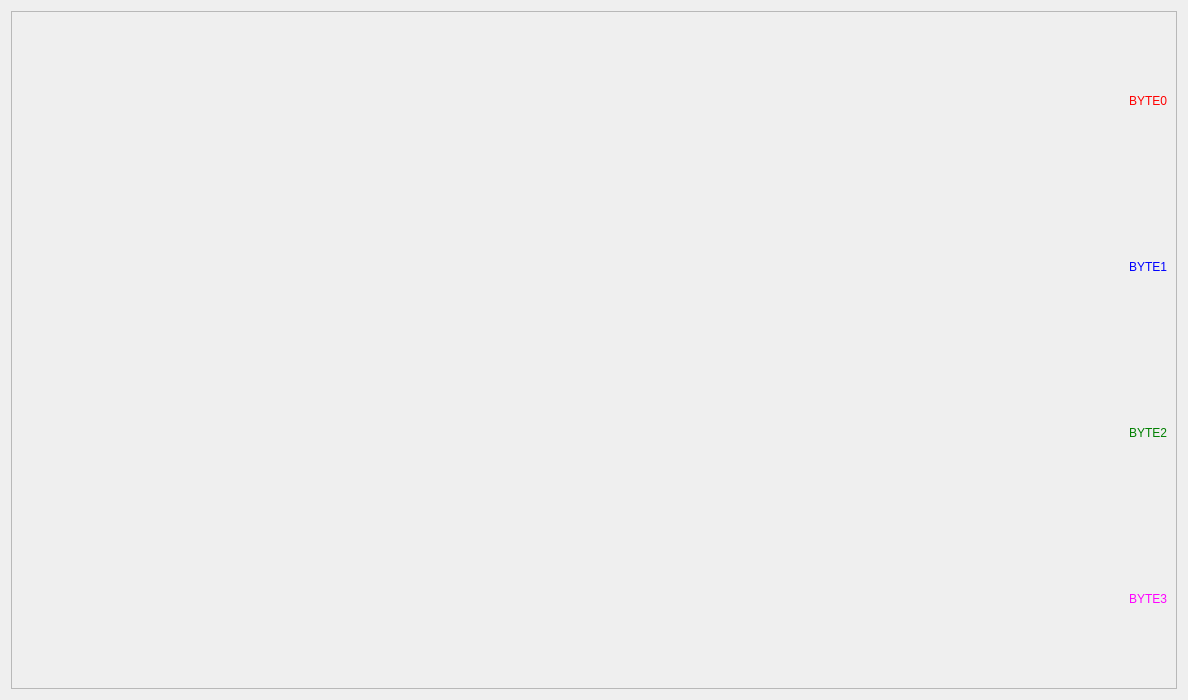
The window that resource/WaveformAnalysis.ui (gaolihu/CyFx3Kit) describes before a commit, drawn with Qt 5.
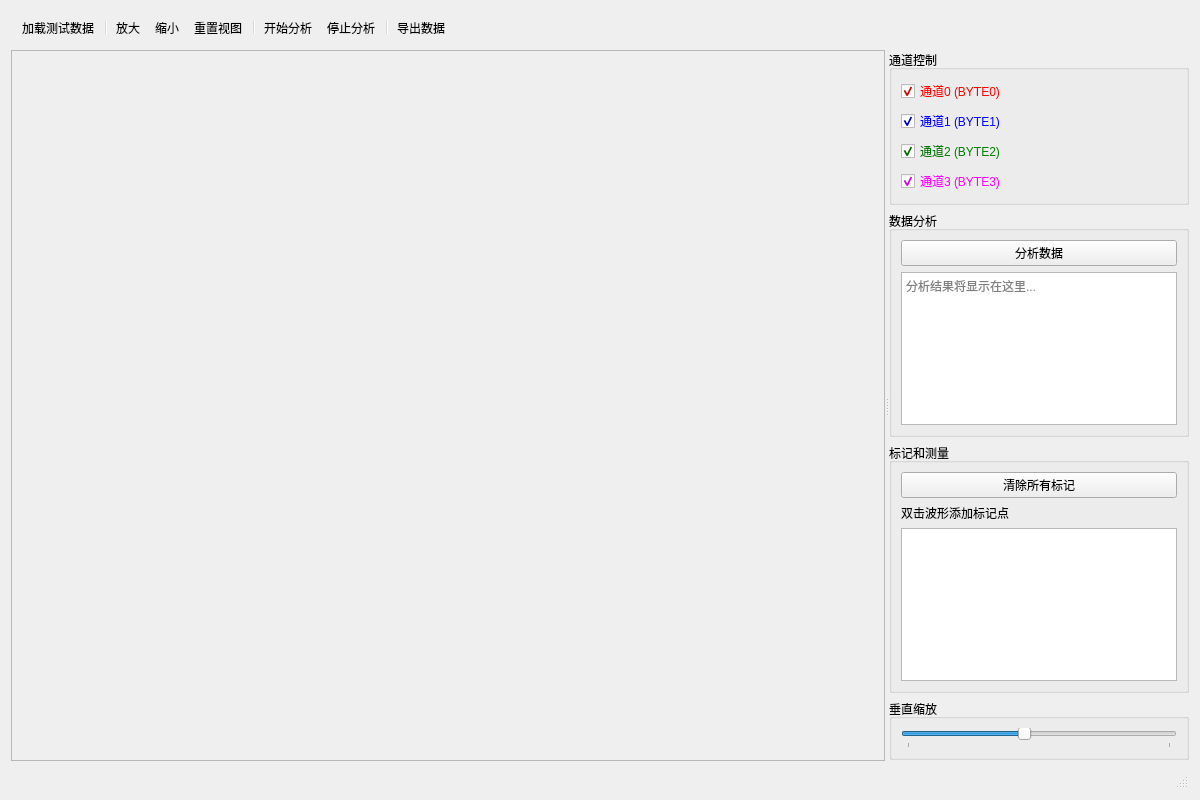
The same window after the commit.

Commit message: Waveform preview logic improve, initial wave drawing     logic added, real data to be drawed.

```diff
--- a/resource/WaveformAnalysis.ui
+++ b/resource/WaveformAnalysis.ui
@@ -7,29 +7,65 @@
    <rect>
     <x>0</x>
     <y>0</y>
-    <width>1188</width>
-    <height>700</height>
+    <width>1200</width>
+    <height>800</height>
    </rect>
   </property>
   <property name="windowTitle">
    <string>波形分析</string>
   </property>
-  <layout class="QVBoxLayout" name="verticalLayout_main">
-   <!-- 工具栏部分保持不变 -->
-
+  <layout class="QVBoxLayout" name="verticalLayout_main" stretch="0,1,0">
+   <item>
+    <widget class="QToolBar" name="waveformToolbar">
+     <property name="movable">
+      <bool>false</bool>
+     </property>
+     <property name="allowedAreas">
+      <set>Qt::TopToolBarArea</set>
+     </property>
+     <property name="floatable">
+      <bool>false</bool>
+     </property>
+     <addaction name="actionLoadTestData"/>
+     <addaction name="separator"/>
+     <addaction name="actionZoomIn"/>
+     <addaction name="actionZoomOut"/>
+     <addaction name="actionZoomReset"/>
+     <addaction name="separator"/>
+     <addaction name="actionStartAnalysis"/>
+     <addaction name="actionStopAnalysis"/>
+     <addaction name="separator"/>
+     <addaction name="actionExportData"/>
+    </widget>
+   </item>
    <item>
     <widget class="QSplitter" name="m_mainSplitter">
      <property name="orientation">
       <enum>Qt::Horizontal</enum>
      </property>
-     <widget class="QWidget" name="waveformWidget" native="true">
-      <layout class="QVBoxLayout" name="layout_waveform">
+     <widget class="QWidget" name="waveformContainer">
+      <layout class="QVBoxLayout" name="waveformContainerLayout">
+       <property name="spacing">
+        <number>2</number>
+       </property>
+       <property name="leftMargin">
+        <number>0</number>
+       </property>
+       <property name="topMargin">
+        <number>0</number>
+       </property>
+       <property name="rightMargin">
+        <number>0</number>
+       </property>
+       <property name="bottomMargin">
+        <number>0</number>
+       </property>
        <item>
         <widget class="QFrame" name="m_chartView">
          <property name="minimumSize">
           <size>
-           <width>400</width>
-           <height>400</height> <!-- 增加高度以容纳4个通道 -->
+           <width>500</width>
+           <height>500</height>
           </size>
          </property>
          <property name="frameShape">
@@ -38,70 +74,242 @@
          <property name="frameShadow">
           <enum>QFrame::Raised</enum>
          </property>
-         <!-- 在这里增加4个通道标签 -->
-         <layout class="QGridLayout" name="chartLayout">
-          <item row="0" column="0">
-           <widget class="QLabel" name="channel0Label">
-            <property name="text">
-             <string>BYTE0</string>
-            </property>
-            <property name="alignment">
-             <set>Qt::AlignRight|Qt::AlignVCenter</set>
-            </property>
+        </widget>
+       </item>
+      </layout>
+     </widget>
+     <widget class="QWidget" name="controlPanel">
+      <property name="minimumSize">
+       <size>
+        <width>250</width>
+        <height>0</height>
+       </size>
+      </property>
+      <property name="maximumSize">
+       <size>
+        <width>300</width>
+        <height>16777215</height>
+       </size>
+      </property>
+      <layout class="QVBoxLayout" name="controlPanelLayout">
+       <item>
+        <widget class="QGroupBox" name="channelGroup">
+         <property name="title">
+          <string>通道控制</string>
+         </property>
+         <layout class="QVBoxLayout" name="channelGroupLayout">
+          <item>
+           <widget class="QCheckBox" name="channel0Check">
             <property name="styleSheet">
              <string>color: red;</string>
             </property>
+            <property name="text">
+             <string>通道0 (BYTE0)</string>
+            </property>
+            <property name="checked">
+             <bool>true</bool>
+            </property>
            </widget>
           </item>
-          <item row="1" column="0">
-           <widget class="QLabel" name="channel1Label">
-            <property name="text">
-             <string>BYTE1</string>
-            </property>
-            <property name="alignment">
-             <set>Qt::AlignRight|Qt::AlignVCenter</set>
-            </property>
+          <item>
+           <widget class="QCheckBox" name="channel1Check">
             <property name="styleSheet">
              <string>color: blue;</string>
             </property>
+            <property name="text">
+             <string>通道1 (BYTE1)</string>
+            </property>
+            <property name="checked">
+             <bool>true</bool>
+            </property>
            </widget>
           </item>
-          <item row="2" column="0">
-           <widget class="QLabel" name="channel2Label">
-            <property name="text">
-             <string>BYTE2</string>
-            </property>
-            <property name="alignment">
-             <set>Qt::AlignRight|Qt::AlignVCenter</set>
-            </property>
+          <item>
+           <widget class="QCheckBox" name="channel2Check">
             <property name="styleSheet">
              <string>color: green;</string>
             </property>
+            <property name="text">
+             <string>通道2 (BYTE2)</string>
+            </property>
+            <property name="checked">
+             <bool>true</bool>
+            </property>
            </widget>
           </item>
-          <item row="3" column="0">
-           <widget class="QLabel" name="channel3Label">
-            <property name="text">
-             <string>BYTE3</string>
-            </property>
-            <property name="alignment">
-             <set>Qt::AlignRight|Qt::AlignVCenter</set>
-            </property>
+          <item>
+           <widget class="QCheckBox" name="channel3Check">
             <property name="styleSheet">
              <string>color: magenta;</string>
             </property>
+            <property name="text">
+             <string>通道3 (BYTE3)</string>
+            </property>
+            <property name="checked">
+             <bool>true</bool>
+            </property>
            </widget>
           </item>
-          <!-- 保留原有的缩放控制 -->
          </layout>
         </widget>
        </item>
+       <item>
+        <widget class="QGroupBox" name="analysisGroup">
+         <property name="title">
+          <string>数据分析</string>
+         </property>
+         <layout class="QVBoxLayout" name="analysisGroupLayout">
+          <item>
+           <widget class="QPushButton" name="analyzeButton">
+            <property name="text">
+             <string>分析数据</string>
+            </property>
+           </widget>
+          </item>
+          <item>
+           <widget class="QTextEdit" name="analysisResultText">
+            <property name="readOnly">
+             <bool>true</bool>
+            </property>
+            <property name="placeholderText">
+             <string>分析结果将显示在这里...</string>
+            </property>
+           </widget>
+          </item>
+         </layout>
+        </widget>
+       </item>
+       <item>
+        <widget class="QGroupBox" name="markerGroup">
+         <property name="title">
+          <string>标记和测量</string>
+         </property>
+         <layout class="QVBoxLayout" name="markerGroupLayout">
+          <item>
+           <widget class="QPushButton" name="clearMarkersButton">
+            <property name="text">
+             <string>清除所有标记</string>
+            </property>
+           </widget>
+          </item>
+          <item>
+           <widget class="QLabel" name="markerInfoLabel">
+            <property name="text">
+             <string>双击波形添加标记点</string>
+            </property>
+           </widget>
+          </item>
+          <item>
+           <widget class="QListWidget" name="markerList"/>
+          </item>
+         </layout>
+        </widget>
+       </item>
+       <item>
+        <widget class="QGroupBox" name="scaleGroup">
+         <property name="title">
+          <string>垂直缩放</string>
+         </property>
+         <layout class="QVBoxLayout" name="scaleGroupLayout">
+          <item>
+           <widget class="QSlider" name="verticalScaleSlider">
+            <property name="minimum">
+             <number>1</number>
+            </property>
+            <property name="maximum">
+             <number>10</number>
+            </property>
+            <property name="value">
+             <number>5</number>
+            </property>
+            <property name="orientation">
+             <enum>Qt::Horizontal</enum>
+            </property>
+            <property name="tickPosition">
+             <enum>QSlider::TicksBelow</enum>
+            </property>
+           </widget>
+          </item>
+         </layout>
+        </widget>
+       </item>
+       <item>
+        <spacer name="verticalSpacer">
+         <property name="orientation">
+          <enum>Qt::Vertical</enum>
+         </property>
+         <property name="sizeHint" stdset="0">
+          <size>
+           <width>20</width>
+           <height>40</height>
+          </size>
+         </property>
+        </spacer>
+       </item>
       </layout>
      </widget>
-     <!-- 右侧设置面板保持不变 -->
     </widget>
    </item>
+   <item>
+    <widget class="QStatusBar" name="waveformStatusBar"/>
+   </item>
   </layout>
+  <action name="actionLoadTestData">
+   <property name="text">
+    <string>加载测试数据</string>
+   </property>
+   <property name="toolTip">
+    <string>加载测试数据</string>
+   </property>
+  </action>
+  <action name="actionZoomIn">
+   <property name="text">
+    <string>放大</string>
+   </property>
+   <property name="toolTip">
+    <string>放大</string>
+   </property>
+  </action>
+  <action name="actionZoomOut">
+   <property name="text">
+    <string>缩小</string>
+   </property>
+   <property name="toolTip">
+    <string>缩小</string>
+   </property>
+  </action>
+  <action name="actionZoomReset">
+   <property name="text">
+    <string>重置视图</string>
+   </property>
+   <property name="toolTip">
+    <string>重置视图</string>
+   </property>
+  </action>
+  <action name="actionStartAnalysis">
+   <property name="text">
+    <string>开始分析</string>
+   </property>
+   <property name="toolTip">
+    <string>开始分析</string>
+   </property>
+  </action>
+  <action name="actionStopAnalysis">
+   <property name="text">
+    <string>停止分析</string>
+   </property>
+   <property name="toolTip">
+    <string>停止分析</string>
+   </property>
+  </action>
+  <action name="actionExportData">
+   <property name="text">
+    <string>导出数据</string>
+   </property>
+   <property name="toolTip">
+    <string>导出数据</string>
+   </property>
+  </action>
  </widget>
  <resources/>
  <connections/>
```
Left out of the diff: 1 changed line with no effect on the pictures. The commit also changes 7 other files.
